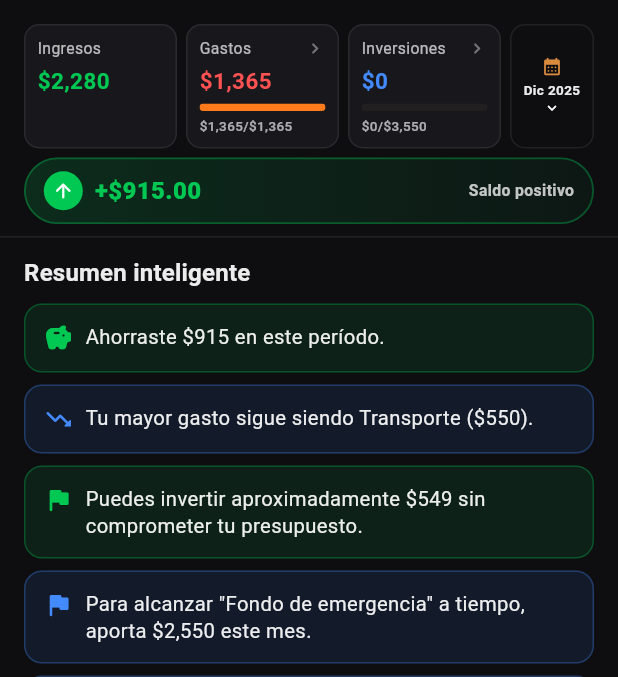
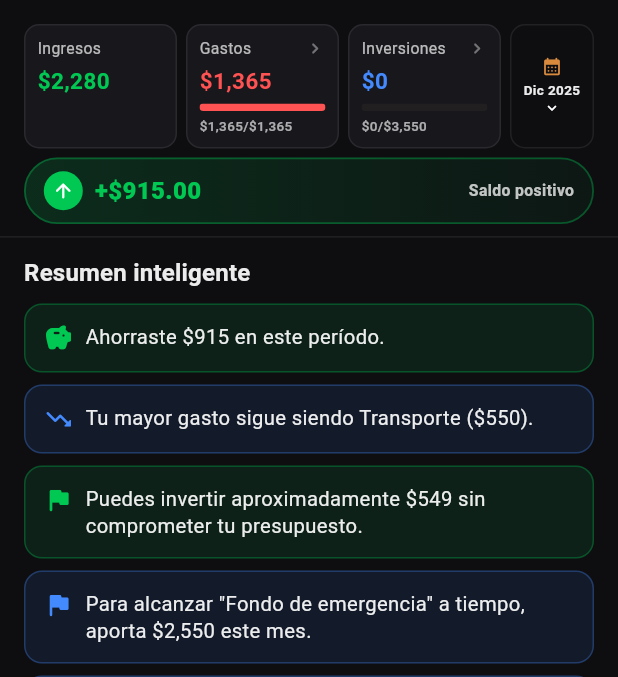
Before and after one commit to bianca-btc/prospera-finance, a Flutter app: the screen it shows after launch, on a phone screen of 412 x 824 dp, the part 72-749 px from its top. Run offline on Flutter 3.47's test engine with Material 3 defaults, Android fonts, the phone set to English and light mode, and no system bars; our stand-ins replace fl_chart, google_identity_services_web, google_sign_in, shared_preferences, web; missing offline and left inert: dart:ui_web.

Commit message:
Colores de deuda en amarillo/naranja + fix raíz del bug de KPI en resgate
- Colores: todos los elementos de UI relacionados a Deuda (ícono del menú
  "Nueva planificación", CategoryIcon, texto de pagado, barra de progreso,
  StatusChip de cuotas en _DebtTile, tarjeta de cuota mensual calculada en
  DebtFormScreen, color de transacción tipo Deuda en Movimientos) ahora
  usan AppColors.deuda (naranja) en vez de AppColors.inversion (azul).
  También se corrigió _BudgetTileState.barColor para detectar
  b.isDebtInstallment y mostrar naranja (antes cualquier plan de deuda
  caía incorrectamente en rojo/gasto).

- KPI header: las barras de progreso de Gastos e Inversiones ahora usan
  SIEMPRE su color fijo (rojo/azul respectivamente), independientemente
  del nivel de progreso alcanzado — se eliminó el sistema de "niveles de
  color" (verde/amarillo/naranja/rojo) que antes tornaba la barra de
  Gastos en otros colores según el % ejecutado.

- BUG RAÍZ del "KPI no actualiza tras rescate/aporte/pago" (persistía
  después de fixes anteriores en insights_engine.dart/analisis_screen.dart):
  contributeToGoal/withdrawFromGoal/payDebt crean la transacción con
  date: DateTime.now(), pero el usuario suele estar viendo un período
  histórico (ej. datos de demostración de 2025) que NO incluye el mes
  actual real. El objetivo/deuda individual sí se actualizaba (no
  filtra por período), pero el KPI header —que filtra por
  selectedPeriods— nunca reflejaba el cambio, dando la falsa impresión
  de que el rescate "no funcionaba". Fix: nuevo método
  AppState._ensurePeriodIncludes(YearMonth) que expande automáticamente
  el rango seleccionado para incluir el mes de la transacción recién
  creada, llamado desde las 3 acciones rápidas (Aportar/Rescatar/Pagar).

```diff
--- a/lib/screens/transacciones_screen.dart
+++ b/lib/screens/transacciones_screen.dart
@@ -137,7 +137,7 @@ class _TxnTile extends StatelessWidget {
       case TxType.gasto:
         return AppColors.gasto;
       case TxType.deuda:
-        return AppColors.inversion;
+        return AppColors.deuda;
       case TxType.inversion:
         return AppColors.inversion;
     }
--- a/lib/widgets/kpi_header.dart
+++ b/lib/widgets/kpi_header.dart
@@ -24,19 +24,6 @@ class KpiHeader extends StatelessWidget {
     this.compact = false,
   });
 
-  Color _levelColor(BudgetProgressLevel level) {
-    switch (level) {
-      case BudgetProgressLevel.verde:
-        return AppColors.ingreso;
-      case BudgetProgressLevel.amarillo:
-        return AppColors.warning;
-      case BudgetProgressLevel.naranja:
-        return AppColors.naranja;
-      case BudgetProgressLevel.rojo:
-        return AppColors.gasto;
-    }
-  }
-
   @override
   Widget build(BuildContext context) {
     final state = context.watch<AppState>();
@@ -48,7 +35,6 @@ class KpiHeader extends StatelessWidget {
 
     final plannedGastos = state.plannedGastosSelected;
     final gastosRatio = state.gastosExecutedRatio;
-    final gastosColor = _levelColor(state.gastosProgressLevel);
 
     final plannedInversion = state.investmentGoalPlannedSelected;
     final inversionRatio = state.investmentExecutedRatio;
@@ -131,8 +117,11 @@ class KpiHeader extends StatelessWidget {
                     onTap: onGastosTap,
                     progress: plannedGastos > 0
                         ? _KpiProgress(
+                            // La barra de Gastos siempre es roja
+                            // (AppColors.gasto), sin importar el nivel de
+                            // progreso alcanzado.
                             ratio: gastosRatio,
-                            color: gastosColor,
+                            color: AppColors.gasto,
                             caption:
                                 '${formatUsd(gastos, decimals: false)}/${formatUsd(plannedGastos, decimals: false)}',
                           )
@@ -148,12 +137,11 @@ class KpiHeader extends StatelessWidget {
                     onTap: onInversionesTap,
                     progress: plannedInversion > 0
                         ? _KpiProgress(
+                            // La barra de Inversiones siempre es azul
+                            // (AppColors.inversion), sin importar si la
+                            // meta fue alcanzada o superada.
                             ratio: inversionRatio,
-                            color: metaSuperada
-                                ? AppColors.inversion
-                                : (metaConcluida
-                                      ? AppColors.ingreso
-                                      : AppColors.inversion),
+                            color: AppColors.inversion,
                             caption: metaSuperada
                                 ? 'Meta superada'
                                 : metaConcluida
```
Also changed, not shown: lib/screens/debt_form_screen.dart (+4 -4 lines), lib/screens/planificacion_screen.dart (+10 -8 lines), lib/state/app_state.dart (+39 -3 lines).
